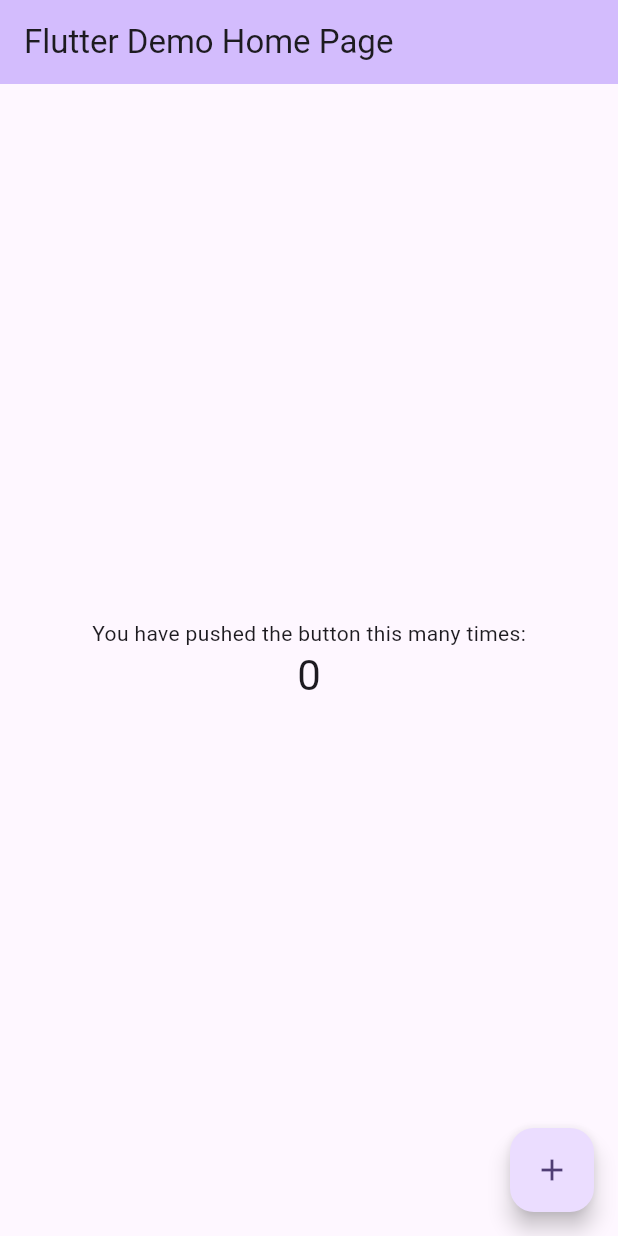
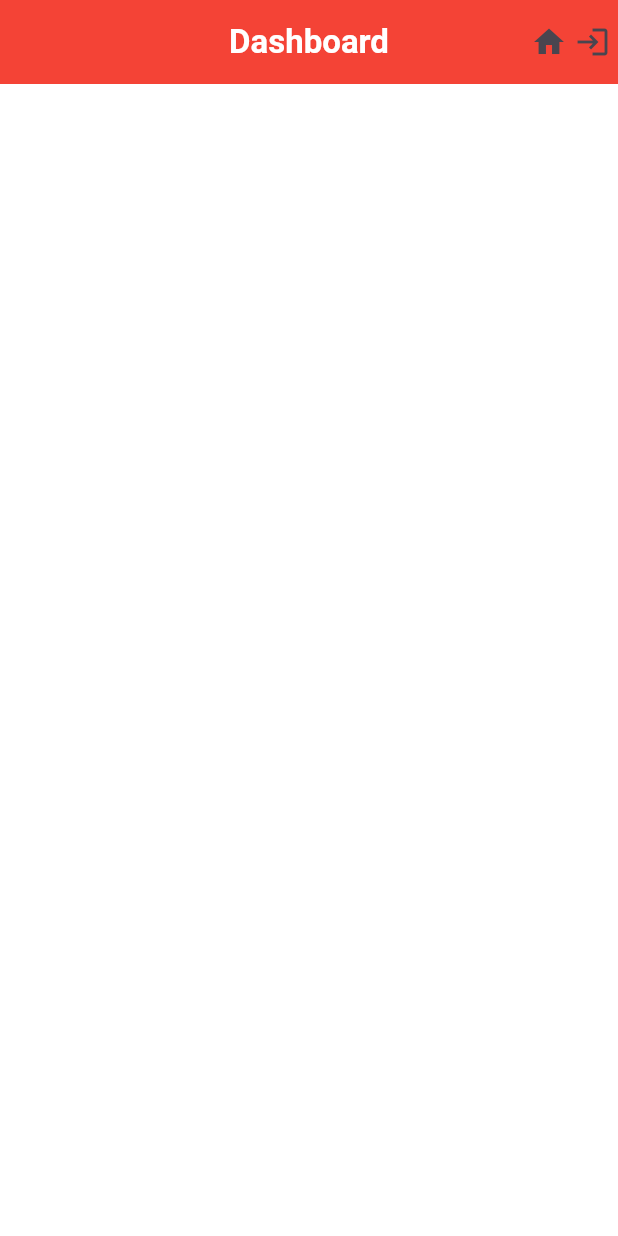
Before and after one commit to AbdillahFajar/belajar_flutter_2, a Flutter app: the screen it shows after launch, on a phone screen of 412 x 824 dp. Run offline on Flutter 3.47's test engine with Material 3 defaults, Android fonts, the phone set to English and light mode, and no system bars.

Commit message:
upload file main.dart yang sudah diubah

```diff
--- a/lib/main.dart
+++ b/lib/main.dart
@@ -7,116 +7,42 @@ void main() {
 class MyApp extends StatelessWidget {
   const MyApp({super.key});
 
-  // This widget is the root of your application.
   @override
   Widget build(BuildContext context) {
     return MaterialApp(
-      title: 'Flutter Demo',
-      theme: ThemeData(
-        // This is the theme of your application.
-        //
-        // TRY THIS: Try running your application with "flutter run". You'll see
-        // the application has a purple toolbar. Then, without quitting the app,
-        // try changing the seedColor in the colorScheme below to Colors.green
-        // and then invoke "hot reload" (save your changes or press the "hot
-        // reload" button in a Flutter-supported IDE, or press "r" if you used
-        // the command line to start the app).
-        //
-        // Notice that the counter didn't reset back to zero; the application
-        // state is not lost during the reload. To reset the state, use hot
-        // restart instead.
-        //
-        // This works for code too, not just values: Most code changes can be
-        // tested with just a hot reload.
-        colorScheme: ColorScheme.fromSeed(seedColor: Colors.deepPurple),
-      ),
-      home: const MyHomePage(title: 'Flutter Demo Home Page'),
+      title: "Latihan Flutter 2: Bikin Container, Padding, Row dan Column",
+      debugShowCheckedModeBanner: false,
+      home: MyHome(),
     );
   }
 }
 
-class MyHomePage extends StatefulWidget {
-  const MyHomePage({super.key, required this.title});
-
-  // This widget is the home page of your application. It is stateful, meaning
-  // that it has a State object (defined below) that contains fields that affect
-  // how it looks.
-
-  // This class is the configuration for the state. It holds the values (in this
-  // case the title) provided by the parent (in this case the App widget) and
-  // used by the build method of the State. Fields in a Widget subclass are
-  // always marked "final".
-
-  final String title;
-
-  @override
-  State<MyHomePage> createState() => _MyHomePageState();
-}
-
-class _MyHomePageState extends State<MyHomePage> {
-  int _counter = 0;
-
-  void _incrementCounter() {
-    setState(() {
-      // This call to setState tells the Flutter framework that something has
-      // changed in this State, which causes it to rerun the build method below
-      // so that the display can reflect the updated values. If we changed
-      // _counter without calling setState(), then the build method would not be
-      // called again, and so nothing would appear to happen.
-      _counter++;
-    });
-  }
+class MyHome extends StatelessWidget {
+  const MyHome({super.key});
 
   @override
   Widget build(BuildContext context) {
-    // This method is rerun every time setState is called, for instance as done
-    // by the _incrementCounter method above.
-    //
-    // The Flutter framework has been optimized to make rerunning build methods
-    // fast, so that you can just rebuild anything that needs updating rather
-    // than having to individually change instances of widgets.
     return Scaffold(
-      appBar: AppBar(
-        // TRY THIS: Try changing the color here to a specific color (to
-        // Colors.amber, perhaps?) and trigger a hot reload to see the AppBar
-        // change color while the other colors stay the same.
-        backgroundColor: Theme.of(context).colorScheme.inversePrimary,
-        // Here we take the value from the MyHomePage object that was created by
-        // the App.build method, and use it to set our appbar title.
-        title: Text(widget.title),
-      ),
-      body: Center(
-        // Center is a layout widget. It takes a single child and positions it
-        // in the middle of the parent.
-        child: Column(
-          // Column is also a layout widget. It takes a list of children and
-          // arranges them vertically. By default, it sizes itself to fit its
-          // children horizontally, and tries to be as tall as its parent.
-          //
-          // Column has various properties to control how it sizes itself and
-          // how it positions its children. Here we use mainAxisAlignment to
-          // center the children vertically; the main axis here is the vertical
-          // axis because Columns are vertical (the cross axis would be
-          // horizontal).
-          //
-          // TRY THIS: Invoke "debug painting" (choose the "Toggle Debug Paint"
-          // action in the IDE, or press "p" in the console), to see the
-          // wireframe for each widget.
-          mainAxisAlignment: MainAxisAlignment.center,
-          children: <Widget>[
-            const Text('You have pushed the button this many times:'),
-            Text(
-              '$_counter',
-              style: Theme.of(context).textTheme.headlineMedium,
+            appBar: AppBar(
+              title: const Text(
+                "Dashboard",
+                style: TextStyle(
+                  color: Colors.white,
+                  fontWeight: FontWeight.bold,
+                  ),
+                ),
+              backgroundColor: Colors.red,
+              centerTitle: true,
+              actions: const [
+                Icon(Icons.home),
+                SizedBox(width: 5),
+                Icon(Icons.login),
+                SizedBox(width: 5),
+              ],
             ),
-          ],
-        ),
-      ),
-      floatingActionButton: FloatingActionButton(
-        onPressed: _incrementCounter,
-        tooltip: 'Increment',
-        child: const Icon(Icons.add),
-      ), // This trailing comma makes auto-formatting nicer for build methods.
-    );
+            body: Container(
+              color: Colors.white
+            )
+          );
   }
 }
```
